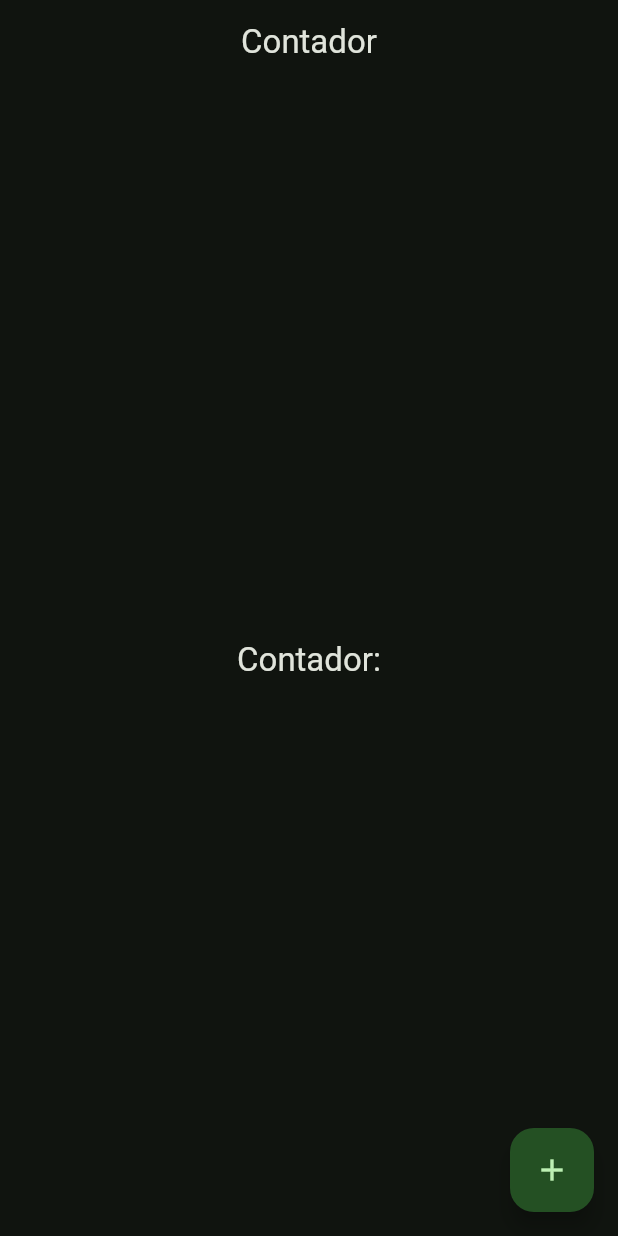
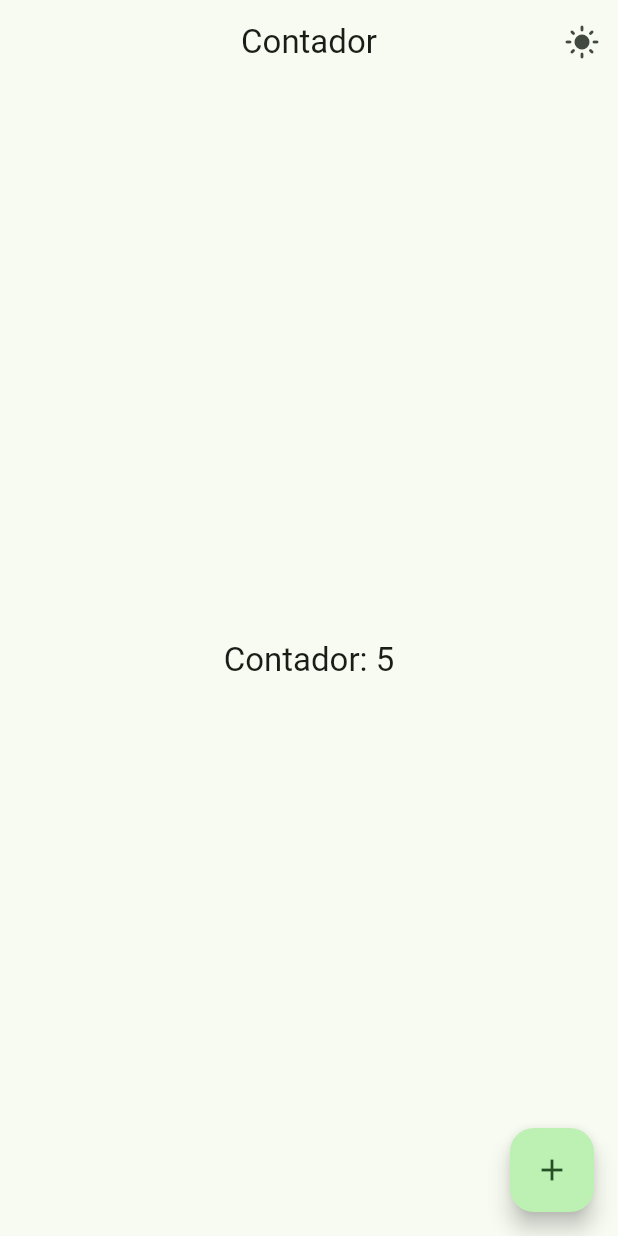
Before and after one commit to OscarAVJ/flutter_widgets_app, a Flutter app: the CounterScreen screen opened by its route, on a phone screen of 412 x 824 dp. Run offline on Flutter 3.47's test engine with Material 3 defaults, Android fonts, the phone set to English and light mode, and no system bars; our stand-ins replace animate_do, flutter_riverpod, go_router; network calls fail.

```diff
--- a/lib/config/theme/app_theme.dart
+++ b/lib/config/theme/app_theme.dart
@@ -19,9 +19,9 @@ class AppTheme {
         "El color seleccionado debe de ser menor a ${colorsList.length - 1}",
       );
 
-  ThemeData getTheme() {
+  ThemeData getTheme(bool isDarkMode) {
     return ThemeData(
-      brightness: Brightness.dark,
+      brightness: isDarkMode ? Brightness.dark : Brightness.light,
       useMaterial3: true,
       colorSchemeSeed: colorsList[selectedColor],
       appBarTheme: AppBarTheme(centerTitle: true),
--- /dev/null
+++ b/lib/presentation/providers/counter_provider.dart
@@ -0,0 +1,4 @@
+import 'package:flutter_riverpod/legacy.dart';
+
+///Crear provider
+final counterProvider = StateProvider((ref) => 5);
--- /dev/null
+++ b/lib/presentation/providers/theme_provider.dart
@@ -0,0 +1,3 @@
+import 'package:flutter_riverpod/legacy.dart';
+
+final isDarkModeProvider = StateProvider((ref) => false);
--- a/lib/presentation/screens/counter_screen.dart
+++ b/lib/presentation/screens/counter_screen.dart
@@ -1,16 +1,38 @@
 import 'package:flutter/material.dart';
+import 'package:flutter_riverpod/flutter_riverpod.dart';
+import 'package:flutter_widgets_app/presentation/providers/counter_provider.dart';
+import 'package:flutter_widgets_app/presentation/providers/theme_provider.dart';
 
-class CounterScreen extends StatelessWidget {
+class CounterScreen extends ConsumerWidget {
   const CounterScreen({super.key});
 
   @override
-  Widget build(BuildContext context) {
+  Widget build(BuildContext context, WidgetRef ref) {
     final textStyle = Theme.of(context).textTheme.titleLarge;
+
+    ///Leer el estado de un provider
+    final int clickCounter = ref.watch(counterProvider);
+    final isDarkMode = ref.watch(isDarkModeProvider);
     return Scaffold(
-      appBar: AppBar(title: Text('Contador')),
-      body: Center(child: Text('Contador:', style: textStyle)),
+      appBar: AppBar(
+        title: Text('Contador'),
+        actions: [
+          IconButton(
+            onPressed: () {
+              ref.read(isDarkModeProvider.notifier).update((state) => !state);
+            },
+            icon: isDarkMode
+                ? Icon(Icons.dark_mode_outlined)
+                : Icon(Icons.light_mode_rounded),
+          ),
+        ],
+      ),
+      body: Center(child: Text('Contador: $clickCounter', style: textStyle)),
       floatingActionButton: FloatingActionButton(
-        onPressed: () {},
+        onPressed: () {
+          ///Actualizar
+          ref.read(counterProvider.notifier).state++;
+        },
         child: Icon(Icons.add),
       ),
     );
```
Also changed, not shown: lib/main.dart (+9 -4 lines), pubspec.yaml (+1 -6 lines), pubspec.lock.
